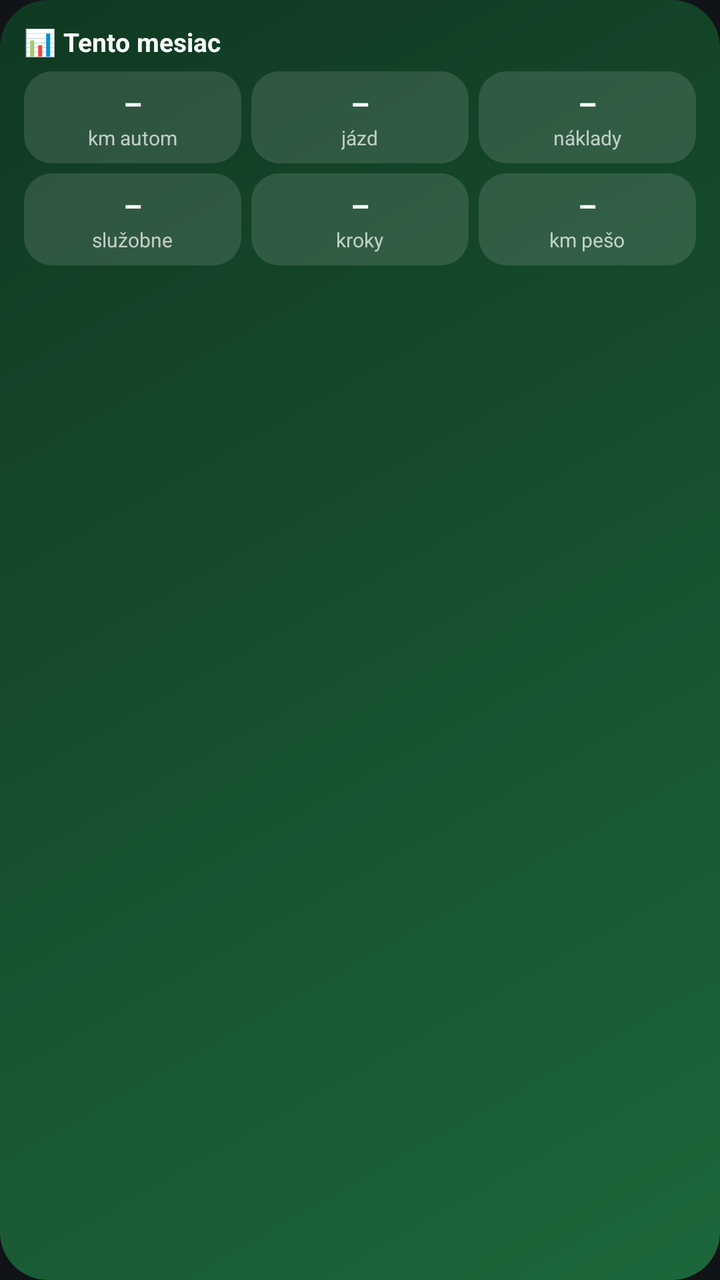
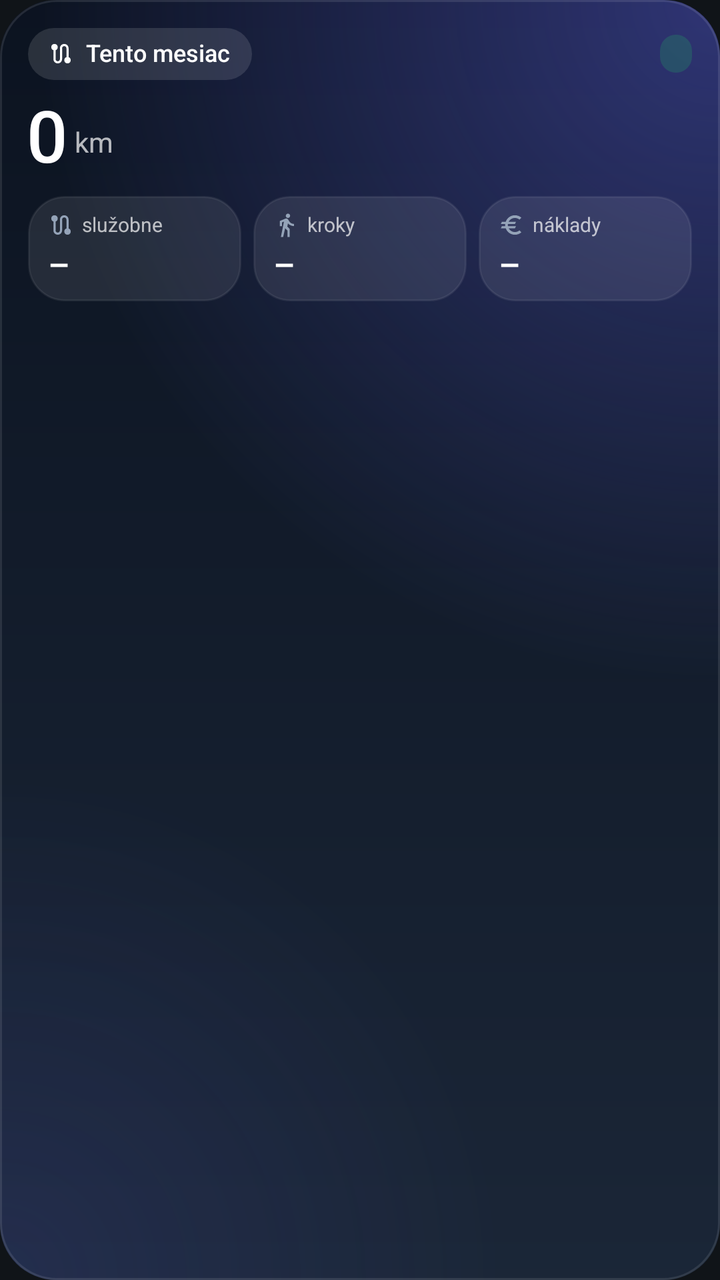

Two renders of the same Android screen: before a commit and after it. Below are the layout's source before the change and the commit's diff.
<!-- AndroidManifest.xml: application theme Theme.CarTracker -->
<!-- res/layout/widget_month.xml -->
<?xml version="1.0" encoding="utf-8"?>
<LinearLayout xmlns:android="http://schemas.android.com/apk/res/android"
    android:id="@+id/m_root" android:layout_width="match_parent" android:layout_height="match_parent"
    android:background="@drawable/widget_bg_drive" android:orientation="vertical" android:padding="12dp">
    <LinearLayout android:layout_width="match_parent" android:layout_height="wrap_content" android:orientation="horizontal">
        <TextView android:id="@+id/m_title" android:layout_width="0dp" android:layout_height="wrap_content" android:layout_weight="1"
            android:maxLines="1" android:text="📊 Tento mesiac" android:textColor="#FFFFFFFF" android:textSize="13sp" android:textStyle="bold" />
        <TextView android:id="@+id/m_vs" android:layout_width="wrap_content" android:layout_height="wrap_content"
            android:maxLines="1" android:textColor="#B3FFFFFF" android:textSize="11sp" />
    </LinearLayout>
    <LinearLayout android:layout_width="match_parent" android:layout_height="wrap_content" android:layout_marginTop="6dp" android:orientation="horizontal">
        <LinearLayout android:layout_width="0dp" android:layout_height="wrap_content" android:layout_weight="1"
            android:layout_marginEnd="5dp" android:background="@drawable/widget_tile" android:gravity="center"
            android:orientation="vertical" android:paddingTop="6dp" android:paddingBottom="6dp">
            <TextView android:id="@+id/m1" android:layout_width="wrap_content" android:layout_height="wrap_content"
                android:maxLines="1" android:textColor="#FFFFFFFF" android:textSize="15sp" android:textStyle="bold" android:text="–" />
            <TextView android:id="@+id/m1d" android:layout_width="wrap_content" android:layout_height="wrap_content"
                android:maxLines="1" android:textColor="#B3FFFFFF" android:textSize="10sp" android:text="km autom" />
        </LinearLayout>
        <LinearLayout android:layout_width="0dp" android:layout_height="wrap_content" android:layout_weight="1"
            android:layout_marginEnd="5dp" android:background="@drawable/widget_tile" android:gravity="center"
            android:orientation="vertical" android:paddingTop="6dp" android:paddingBottom="6dp">
            <TextView android:id="@+id/m2" android:layout_width="wrap_content" android:layout_height="wrap_content"
                android:maxLines="1" android:textColor="#FFFFFFFF" android:textSize="15sp" android:textStyle="bold" android:text="–" />
            <TextView android:id="@+id/m2d" android:layout_width="wrap_content" android:layout_height="wrap_content"
                android:maxLines="1" android:textColor="#B3FFFFFF" android:textSize="10sp" android:text="jázd" />
        </LinearLayout>
        <LinearLayout android:layout_width="0dp" android:layout_height="wrap_content" android:layout_weight="1"
            android:layout_marginEnd="0dp" android:background="@drawable/widget_tile" android:gravity="center"
            android:orientation="vertical" android:paddingTop="6dp" android:paddingBottom="6dp">
            <TextView android:id="@+id/m3" android:layout_width="wrap_content" android:layout_height="wrap_content"
                android:maxLines="1" android:textColor="#FFFFFFFF" android:textSize="15sp" android:textStyle="bold" android:text="–" />
            <TextView android:id="@+id/m3d" android:layout_width="wrap_content" android:layout_height="wrap_content"
                android:maxLines="1" android:textColor="#B3FFFFFF" android:textSize="10sp" android:text="náklady" />
        </LinearLayout>
    </LinearLayout>
    <LinearLayout android:layout_width="match_parent" android:layout_height="wrap_content" android:layout_marginTop="5dp" android:orientation="horizontal">
        <LinearLayout android:layout_width="0dp" android:layout_height="wrap_content" android:layout_weight="1"
            android:layout_marginEnd="5dp" android:background="@drawable/widget_tile" android:gravity="center"
            android:orientation="vertical" android:paddingTop="6dp" android:paddingBottom="6dp">
            <TextView android:id="@+id/m4" android:layout_width="wrap_content" android:layout_height="wrap_content"
                android:maxLines="1" android:textColor="#FFFFFFFF" android:textSize="15sp" android:textStyle="bold" android:text="–" />
            <TextView android:id="@+id/m4d" android:layout_width="wrap_content" android:layout_height="wrap_content"
                android:maxLines="1" android:textColor="#B3FFFFFF" android:textSize="10sp" android:text="služobne" />
        </LinearLayout>
        <LinearLayout android:layout_width="0dp" android:layout_height="wrap_content" android:layout_weight="1"
            android:layout_marginEnd="5dp" android:background="@drawable/widget_tile" android:gravity="center"
            android:orientation="vertical" android:paddingTop="6dp" android:paddingBottom="6dp">
            <TextView android:id="@+id/m5" android:layout_width="wrap_content" android:layout_height="wrap_content"
                android:maxLines="1" android:textColor="#FFFFFFFF" android:textSize="15sp" android:textStyle="bold" android:text="–" />
            <TextView android:id="@+id/m5d" android:layout_width="wrap_content" android:layout_height="wrap_content"
                android:maxLines="1" android:textColor="#B3FFFFFF" android:textSize="10sp" android:text="kroky" />
        </LinearLayout>
        <LinearLayout android:layout_width="0dp" android:layout_height="wrap_content" android:layout_weight="1"
            android:layout_marginEnd="0dp" android:background="@drawable/widget_tile" android:gravity="center"
            android:orientation="vertical" android:paddingTop="6dp" android:paddingBottom="6dp">
            <TextView android:id="@+id/m6" android:layout_width="wrap_content" android:layout_height="wrap_content"
                android:maxLines="1" android:textColor="#FFFFFFFF" android:textSize="15sp" android:textStyle="bold" android:text="–" />
            <TextView android:id="@+id/m6d" android:layout_width="wrap_content" android:layout_height="wrap_content"
                android:maxLines="1" android:textColor="#B3FFFFFF" android:textSize="10sp" android:text="km pešo" />
        </LinearLayout>
    </LinearLayout>
    <ImageView android:id="@+id/m_chart" android:layout_width="match_parent" android:layout_height="0dp" android:layout_weight="1"
        android:layout_marginTop="6dp" android:minHeight="30dp" android:scaleType="fitXY" />
</LinearLayout>
<!-- resources referenced by this layout -->
<resources>
  <!-- drawable widget_bg_drive (drawable) -->
  <?xml version="1.0" encoding="utf-8"?>
  <shape xmlns:android="http://schemas.android.com/apk/res/android" android:shape="rectangle">
      <gradient android:angle="315" android:startColor="#F0103A22" android:endColor="#F01E6B3C" android:type="linear" />
      <corners android:radius="24dp" />
  </shape>
  <!-- drawable widget_tile (drawable) -->
  <?xml version="1.0" encoding="utf-8"?>
  <shape xmlns:android="http://schemas.android.com/apk/res/android" android:shape="rectangle">
      <solid android:color="#1FFFFFFF" />
      <corners android:radius="14dp" />
  </shape>
  <!-- unchanged entries left out for length: 2 -->
</resources>

<!-- the commit's change to res/layout/widget_month.xml (unified diff, before → after) -->
@@ -1,65 +1,50 @@
 <?xml version="1.0" encoding="utf-8"?>
 <LinearLayout xmlns:android="http://schemas.android.com/apk/res/android"
     android:id="@+id/m_root" android:layout_width="match_parent" android:layout_height="match_parent"
-    android:background="@drawable/widget_bg_drive" android:orientation="vertical" android:padding="12dp">
-    <LinearLayout android:layout_width="match_parent" android:layout_height="wrap_content" android:orientation="horizontal">
-        <TextView android:id="@+id/m_title" android:layout_width="0dp" android:layout_height="wrap_content" android:layout_weight="1"
-            android:maxLines="1" android:text="📊 Tento mesiac" android:textColor="#FFFFFFFF" android:textSize="13sp" android:textStyle="bold" />
-        <TextView android:id="@+id/m_vs" android:layout_width="wrap_content" android:layout_height="wrap_content"
-            android:maxLines="1" android:textColor="#B3FFFFFF" android:textSize="11sp" />
+    android:background="@drawable/wg_bg_idle" android:orientation="vertical" android:padding="14dp">
+
+    <LinearLayout android:layout_width="match_parent" android:layout_height="wrap_content" android:gravity="center_vertical" android:orientation="horizontal">
+        <LinearLayout android:id="@+id/m_pill" android:layout_width="wrap_content" android:layout_height="26dp" android:background="@drawable/wg_pill"
+            android:gravity="center_vertical" android:orientation="horizontal" android:paddingStart="10dp" android:paddingEnd="11dp">
+            <ImageView android:id="@+id/m_pill_ic" android:layout_width="13dp" android:layout_height="13dp" android:src="@drawable/ic_w_route" android:tint="#FFFFFFFF" android:scaleType="fitCenter" />
+            <TextView android:id="@+id/m_status" android:layout_width="wrap_content" android:layout_height="wrap_content" android:text="Tento mesiac" android:textColor="#FFFFFFFF" android:textSize="12sp" android:maxLines="1" android:ellipsize="end" android:includeFontPadding="false" android:fontFamily="sans-serif-medium" android:layout_marginStart="6dp"/>
+        </LinearLayout>
+        <FrameLayout android:layout_width="0dp" android:layout_height="1dp" android:layout_weight="1" />
+        <TextView android:id="@+id/m_vs" android:layout_width="wrap_content" android:layout_height="wrap_content" android:text="" android:textColor="#FFFFFFFF" android:textSize="11sp" android:maxLines="1" android:ellipsize="end" android:includeFontPadding="false" android:fontFamily="sans-serif-medium" android:background="@drawable/wg_chip_up" android:paddingStart="8dp" android:paddingEnd="8dp" android:paddingTop="3dp" android:paddingBottom="3dp"/>
     </LinearLayout>
-    <LinearLayout android:layout_width="match_parent" android:layout_height="wrap_content" android:layout_marginTop="6dp" android:orientation="horizontal">
-        <LinearLayout android:layout_width="0dp" android:layout_height="wrap_content" android:layout_weight="1"
-            android:layout_marginEnd="5dp" android:background="@drawable/widget_tile" android:gravity="center"
-            android:orientation="vertical" android:paddingTop="6dp" android:paddingBottom="6dp">
-            <TextView android:id="@+id/m1" android:layout_width="wrap_content" android:layout_height="wrap_content"
-                android:maxLines="1" android:textColor="#FFFFFFFF" android:textSize="15sp" android:textStyle="bold" android:text="–" />
-            <TextView android:id="@+id/m1d" android:layout_width="wrap_content" android:layout_height="wrap_content"
-                android:maxLines="1" android:textColor="#B3FFFFFF" android:textSize="10sp" android:text="km autom" />
+    <LinearLayout android:layout_width="match_parent" android:layout_height="wrap_content" android:layout_marginTop="8dp" android:gravity="bottom" android:orientation="horizontal">
+        <TextView android:id="@+id/m1" android:layout_width="wrap_content" android:layout_height="wrap_content" android:text="0" android:textColor="#FFFFFFFF" android:textSize="36sp" android:maxLines="1" android:ellipsize="end" android:includeFontPadding="false" android:fontFamily="sans-serif-medium" android:letterSpacing="-0.03"/>
+        <TextView android:id="@+id/m1u" android:layout_width="wrap_content" android:layout_height="wrap_content" android:text="km" android:textColor="#B3FFFFFF" android:textSize="14sp" android:maxLines="1" android:ellipsize="end" android:includeFontPadding="false" android:layout_marginStart="4dp" android:layout_marginBottom="5dp"/>
+        <TextView android:id="@+id/m_sub" android:layout_width="0dp" android:layout_height="wrap_content" android:text="" android:textColor="#B3FFFFFF" android:textSize="12sp" android:maxLines="2" android:ellipsize="end" android:includeFontPadding="false" android:layout_weight="1" android:gravity="end" android:layout_marginBottom="5dp"/>
+    </LinearLayout>
+    <LinearLayout android:id="@+id/m_tiles" android:layout_width="match_parent" android:layout_height="wrap_content" android:layout_marginTop="8dp" android:orientation="horizontal">
+        <LinearLayout android:layout_width="0dp" android:layout_height="wrap_content" android:layout_weight="1" android:background="@drawable/wg_tile"
+            android:orientation="vertical" android:paddingStart="10dp" android:paddingEnd="8dp" android:paddingTop="8dp" android:paddingBottom="8dp" >
+            <LinearLayout android:layout_width="match_parent" android:layout_height="wrap_content" android:gravity="center_vertical" android:orientation="horizontal">
+                <ImageView android:id="@+id/m4i" android:layout_width="13dp" android:layout_height="13dp" android:src="@drawable/ic_w_route" android:tint="#FF94A3B8" android:scaleType="fitCenter" />
+                <TextView android:id="@+id/m4l" android:layout_width="wrap_content" android:layout_height="wrap_content" android:text="služobne" android:textColor="#B3FFFFFF" android:textSize="10sp" android:maxLines="1" android:ellipsize="end" android:includeFontPadding="false" android:layout_marginStart="4dp"/>
+            </LinearLayout>
+            <TextView android:id="@+id/m4" android:layout_width="wrap_content" android:layout_height="wrap_content" android:text="–" android:textColor="#FFFFFFFF" android:textSize="17sp" android:maxLines="1" android:ellipsize="end" android:includeFontPadding="false" android:fontFamily="sans-serif-medium" android:layout_marginTop="4dp"/>
         </LinearLayout>
-        <LinearLayout android:layout_width="0dp" android:layout_height="wrap_content" android:layout_weight="1"
-            android:layout_marginEnd="5dp" android:background="@drawable/widget_tile" android:gravity="center"
-            android:orientation="vertical" android:paddingTop="6dp" android:paddingBottom="6dp">
-            <TextView android:id="@+id/m2" android:layout_width="wrap_content" android:layout_height="wrap_content"
-                android:maxLines="1" android:textColor="#FFFFFFFF" android:textSize="15sp" android:textStyle="bold" android:text="–" />
-            <TextView android:id="@+id/m2d" android:layout_width="wrap_content" android:layout_height="wrap_content"
-                android:maxLines="1" android:textColor="#B3FFFFFF" android:textSize="10sp" android:text="jázd" />
+        <FrameLayout android:layout_width="6dp" android:layout_height="1dp" />
+        <LinearLayout android:layout_width="0dp" android:layout_height="wrap_content" android:layout_weight="1" android:background="@drawable/wg_tile"
+            android:orientation="vertical" android:paddingStart="10dp" android:paddingEnd="8dp" android:paddingTop="8dp" android:paddingBottom="8dp" >
+            <LinearLayout android:layout_width="match_parent" android:layout_height="wrap_content" android:gravity="center_vertical" android:orientation="horizontal">
+                <ImageView android:id="@+id/m5i" android:layout_width="13dp" android:layout_height="13dp" android:src="@drawable/ic_walk" android:tint="#FF94A3B8" android:scaleType="fitCenter" />
+                <TextView android:id="@+id/m5l" android:layout_width="wrap_content" android:layout_height="wrap_content" android:text="kroky" android:textColor="#B3FFFFFF" android:textSize="10sp" android:maxLines="1" android:ellipsize="end" android:includeFontPadding="false" android:layout_marginStart="4dp"/>
+            </LinearLayout>
+            <TextView android:id="@+id/m5" android:layout_width="wrap_content" android:layout_height="wrap_content" android:text="–" android:textColor="#FFFFFFFF" android:textSize="17sp" android:maxLines="1" android:ellipsize="end" android:includeFontPadding="false" android:fontFamily="sans-serif-medium" android:layout_marginTop="4dp"/>
         </LinearLayout>
-        <LinearLayout android:layout_width="0dp" android:layout_height="wrap_content" android:layout_weight="1"
-            android:layout_marginEnd="0dp" android:background="@drawable/widget_tile" android:gravity="center"
-            android:orientation="vertical" android:paddingTop="6dp" android:paddingBottom="6dp">
-            <TextView android:id="@+id/m3" android:layout_width="wrap_content" android:layout_height="wrap_content"
-                android:maxLines="1" android:textColor="#FFFFFFFF" android:textSize="15sp" android:textStyle="bold" android:text="–" />
-            <TextView android:id="@+id/m3d" android:layout_width="wrap_content" android:layout_height="wrap_content"
-                android:maxLines="1" android:textColor="#B3FFFFFF" android:textSize="10sp" android:text="náklady" />
+        <FrameLayout android:layout_width="6dp" android:layout_height="1dp" />
+        <LinearLayout android:layout_width="0dp" android:layout_height="wrap_content" android:layout_weight="1" android:background="@drawable/wg_tile"
+            android:orientation="vertical" android:paddingStart="10dp" android:paddingEnd="8dp" android:paddingTop="8dp" android:paddingBottom="8dp" >
+            <LinearLayout android:layout_width="match_parent" android:layout_height="wrap_content" android:gravity="center_vertical" android:orientation="horizontal">
+                <ImageView android:id="@+id/m6i" android:layout_width="13dp" android:layout_height="13dp" android:src="@drawable/ic_w_euro" android:tint="#FF94A3B8" android:scaleType="fitCenter" />
+                <TextView android:id="@+id/m6l" android:layout_width="wrap_content" android:layout_height="wrap_content" android:text="náklady" android:textColor="#B3FFFFFF" android:textSize="10sp" android:maxLines="1" android:ellipsize="end" android:includeFontPadding="false" android:layout_marginStart="4dp"/>
+            </LinearLayout>
+            <TextView android:id="@+id/m6" android:layout_width="wrap_content" android:layout_height="wrap_content" android:text="–" android:textColor="#FFFFFFFF" android:textSize="17sp" android:maxLines="1" android:ellipsize="end" android:includeFontPadding="false" android:fontFamily="sans-serif-medium" android:layout_marginTop="4dp"/>
         </LinearLayout>
     </LinearLayout>
-    <LinearLayout android:layout_width="match_parent" android:layout_height="wrap_content" android:layout_marginTop="5dp" android:orientation="horizontal">
-        <LinearLayout android:layout_width="0dp" android:layout_height="wrap_content" android:layout_weight="1"
-            android:layout_marginEnd="5dp" android:background="@drawable/widget_tile" android:gravity="center"
-            android:orientation="vertical" android:paddingTop="6dp" android:paddingBottom="6dp">
-            <TextView android:id="@+id/m4" android:layout_width="wrap_content" android:layout_height="wrap_content"
-                android:maxLines="1" android:textColor="#FFFFFFFF" android:textSize="15sp" android:textStyle="bold" android:text="–" />
-            <TextView android:id="@+id/m4d" android:layout_width="wrap_content" android:layout_height="wrap_content"
-                android:maxLines="1" android:textColor="#B3FFFFFF" android:textSize="10sp" android:text="služobne" />
-        </LinearLayout>
-        <LinearLayout android:layout_width="0dp" android:layout_height="wrap_content" android:layout_weight="1"
-            android:layout_marginEnd="5dp" android:background="@drawable/widget_tile" android:gravity="center"
-            android:orientation="vertical" android:paddingTop="6dp" android:paddingBottom="6dp">
-            <TextView android:id="@+id/m5" android:layout_width="wrap_content" android:layout_height="wrap_content"
-                android:maxLines="1" android:textColor="#FFFFFFFF" android:textSize="15sp" android:textStyle="bold" android:text="–" />
-            <TextView android:id="@+id/m5d" android:layout_width="wrap_content" android:layout_height="wrap_content"
-                android:maxLines="1" android:textColor="#B3FFFFFF" android:textSize="10sp" android:text="kroky" />
-        </LinearLayout>
-        <LinearLayout android:layout_width="0dp" android:layout_height="wrap_content" android:layout_weight="1"
-            android:layout_marginEnd="0dp" android:background="@drawable/widget_tile" android:gravity="center"
-            android:orientation="vertical" android:paddingTop="6dp" android:paddingBottom="6dp">
-            <TextView android:id="@+id/m6" android:layout_width="wrap_content" android:layout_height="wrap_content"
-                android:maxLines="1" android:textColor="#FFFFFFFF" android:textSize="15sp" android:textStyle="bold" android:text="–" />
-            <TextView android:id="@+id/m6d" android:layout_width="wrap_content" android:layout_height="wrap_content"
-                android:maxLines="1" android:textColor="#B3FFFFFF" android:textSize="10sp" android:text="km pešo" />
-        </LinearLayout>
-    </LinearLayout>
-    <ImageView android:id="@+id/m_chart" android:layout_width="match_parent" android:layout_height="0dp" android:layout_weight="1"
-        android:layout_marginTop="6dp" android:minHeight="30dp" android:scaleType="fitXY" />
+    <ImageView android:id="@+id/m_chart" android:layout_width="match_parent" android:layout_height="0dp" android:layout_weight="1" android:minHeight="36dp" android:layout_marginTop="8dp" android:scaleType="fitXY" />
+
 </LinearLayout>
<!-- resource entries referenced after the edit -->
@@ -1,16 +1,71 @@
 <!-- resources referenced by this layout -->
 <resources>
-  <!-- drawable widget_bg_drive (drawable) -->
+  <!-- drawable ic_w_euro (drawable) -->
+  <?xml version="1.0" encoding="utf-8"?>
+  <vector xmlns:android="http://schemas.android.com/apk/res/android"
+      android:width="24dp" android:height="24dp" android:viewportWidth="24" android:viewportHeight="24">
+      <path android:fillColor="#FFFFFFFF" android:pathData="M15,18.5c-2.51,0 -4.68,-1.42 -5.76,-3.5H15l1,-2H8.58c-0.05,-0.33 -0.08,-0.66 -0.08,-1s0.03,-0.67 0.08,-1H15l1,-2H9.24C10.32,6.92 12.5,5.5 15,5.5c1.61,0 3.09,0.59 4.23,1.57L21,5.3C19.41,3.87 17.3,3 15,3c-3.92,0 -7.24,2.51 -8.48,6H3l-1,2h4.06c-0.04,0.33 -0.06,0.66 -0.06,1s0.02,0.67 0.06,1H3l-1,2h4.52c1.24,3.49 4.56,6 8.48,6 2.31,0 4.41,-0.87 6,-2.3l-1.78,-1.77c-1.13,0.98 -2.6,1.57 -4.22,1.57z" />
+  </vector>
+  <!-- drawable ic_w_route (drawable) -->
+  <?xml version="1.0" encoding="utf-8"?>
+  <vector xmlns:android="http://schemas.android.com/apk/res/android"
+      android:width="24dp" android:height="24dp" android:viewportWidth="24" android:viewportHeight="24">
+      <path android:fillColor="#FFFFFFFF" android:pathData="M19,15.18V7c0,-2.21 -1.79,-4 -4,-4s-4,1.79 -4,4v10c0,1.1 -0.9,2 -2,2s-2,-0.9 -2,-2V8.82C8.16,8.4 9,7.3 9,6c0,-1.66 -1.34,-3 -3,-3S3,4.34 3,6c0,1.3 0.84,2.4 2,2.82V17c0,2.21 1.79,4 4,4s4,-1.79 4,-4V7c0,-1.1 0.9,-2 2,-2s2,0.9 2,2v8.18c-1.16,0.41 -2,1.51 -2,2.82 0,1.66 1.34,3 3,3s3,-1.34 3,-3c0,-1.3 -0.84,-2.4 -2,-2.82z" />
+  </vector>
+  <!-- drawable ic_walk (drawable) -->
+  <vector xmlns:android="http://schemas.android.com/apk/res/android"
+      android:width="24dp" android:height="24dp" android:viewportWidth="24" android:viewportHeight="24">
+      <path android:fillColor="#FFFFFFFF"
+          android:pathData="M13.5,5.5c1.1,0 2,-0.9 2,-2s-0.9,-2 -2,-2 -2,0.9 -2,2 0.9,2 2,2zM9.8,8.9L7,23h2.1l1.8,-8 2.1,2v6h2v-7.5l-2.1,-2 0.6,-3C14.8,12 16.8,13 19,13v-2c-1.9,0 -3.5,-1 -4.3,-2.4l-1,-1.6c-0.4,-0.6 -1,-1 -1.7,-1 -0.3,0 -0.5,0.1 -0.8,0.1L6,8.3V13h2V9.6l1.8,-0.7" />
+  </vector>
+  <!-- drawable wg_bg_idle (drawable) -->
+  <?xml version="1.0" encoding="utf-8"?>
+  <layer-list xmlns:android="http://schemas.android.com/apk/res/android">
+      <item>
+          <shape android:shape="rectangle">
+              <gradient android:angle="300" android:startColor="#F20B1220" android:endColor="#F21B2638" android:type="linear" />
+              <corners android:radius="28dp" />
+          </shape>
+      </item>
+      <item>
+          <shape android:shape="rectangle">
+              <gradient android:type="radial" android:gradientRadius="95%" android:centerX="1.0" android:centerY="0.0"
+                  android:startColor="#666366F1" android:endColor="#00000000" />
+              <corners android:radius="28dp" />
+          </shape>
+      </item>
+      <item>
+          <shape android:shape="rectangle">
+              <gradient android:type="radial" android:gradientRadius="70%" android:centerX="0.0" android:centerY="1.0"
+                  android:startColor="#1F6366F1" android:endColor="#00000000" />
+              <corners android:radius="28dp" />
+          </shape>
+      </item>
+      <item>
+          <shape android:shape="rectangle">
+              <stroke android:width="1dp" android:color="#1AFFFFFF" />
+              <corners android:radius="28dp" />
+          </shape>
+      </item>
+  </layer-list>
+  <!-- drawable wg_chip_up (drawable) -->
   <?xml version="1.0" encoding="utf-8"?>
   <shape xmlns:android="http://schemas.android.com/apk/res/android" android:shape="rectangle">
-      <gradient android:angle="315" android:startColor="#F0103A22" android:endColor="#F01E6B3C" android:type="linear" />
-      <corners android:radius="24dp" />
+      <solid android:color="#3322C55E" />
+      <corners android:radius="99dp" />
   </shape>
-  <!-- drawable widget_tile (drawable) -->
+  <!-- drawable wg_pill (drawable) -->
   <?xml version="1.0" encoding="utf-8"?>
   <shape xmlns:android="http://schemas.android.com/apk/res/android" android:shape="rectangle">
       <solid android:color="#1FFFFFFF" />
-      <corners android:radius="14dp" />
+      <corners android:radius="99dp" />
+  </shape>
+  <!-- drawable wg_tile (drawable) -->
+  <?xml version="1.0" encoding="utf-8"?>
+  <shape xmlns:android="http://schemas.android.com/apk/res/android" android:shape="rectangle">
+      <solid android:color="#17FFFFFF" />
+      <stroke android:width="1dp" android:color="#12FFFFFF" />
+      <corners android:radius="18dp" />
   </shape>
   <!-- unchanged entries left out for length: 2 -->
 </resources>
